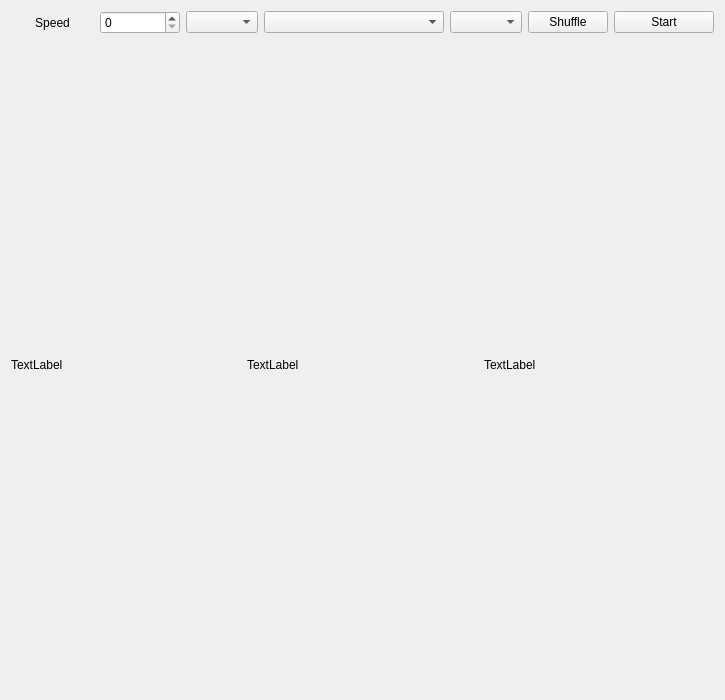
The window that sorting-algorithm-visualization/mainwindow.ui (keiorkt/Sorting-Algorithm-Visualization) describes before a commit, drawn with Qt 5.
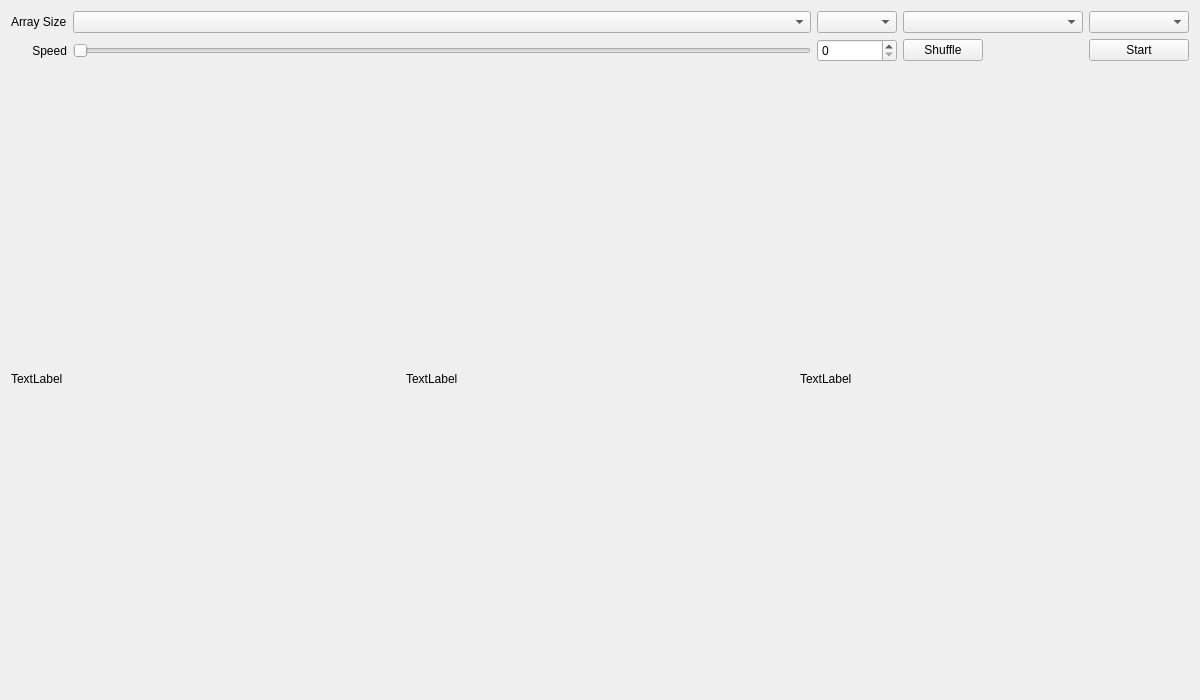
The same window after the commit.

Commit message: mange to change width

```diff
--- a/sorting-algorithm-visualization/mainwindow.ui
+++ b/sorting-algorithm-visualization/mainwindow.ui
@@ -6,28 +6,16 @@
    <rect>
     <x>0</x>
     <y>0</y>
-    <width>725</width>
+    <width>1200</width>
     <height>700</height>
    </rect>
   </property>
   <property name="sizePolicy">
-   <sizepolicy hsizetype="Fixed" vsizetype="Fixed">
+   <sizepolicy hsizetype="Ignored" vsizetype="Ignored">
     <horstretch>0</horstretch>
     <verstretch>0</verstretch>
    </sizepolicy>
   </property>
-  <property name="minimumSize">
-   <size>
-    <width>725</width>
-    <height>700</height>
-   </size>
-  </property>
-  <property name="maximumSize">
-   <size>
-    <width>725</width>
-    <height>700</height>
-   </size>
-  </property>
   <property name="windowTitle">
    <string>MainWindow</string>
   </property>
@@ -35,27 +23,28 @@
    <layout class="QVBoxLayout" name="verticalLayout">
     <item>
      <layout class="QGridLayout" name="gridLayout_3">
-      <item row="0" column="1">
+      <item row="1" column="0">
        <layout class="QGridLayout" name="gridLayout">
-        <item row="0" column="9">
-         <widget class="QComboBox" name="comboBoxPaintType"/>
-        </item>
-        <item row="0" column="10">
-         <widget class="QPushButton" name="buttonShuffle">
-          <property name="sizePolicy">
-           <sizepolicy hsizetype="Fixed" vsizetype="Fixed">
-            <horstretch>0</horstretch>
-            <verstretch>0</verstretch>
-           </sizepolicy>
-          </property>
+        <item row="1" column="2">
+         <widget class="QLabel" name="label">
           <property name="text">
-           <string>Shuffle</string>
+           <string>Speed</string>
+          </property>
+          <property name="alignment">
+           <set>Qt::AlignRight|Qt::AlignTrailing|Qt::AlignVCenter</set>
           </property>
          </widget>
         </item>
-        <item row="0" column="5">
+        <item row="0" column="6">
          <widget class="QComboBox" name="comboBoxShuffle"/>
         </item>
+        <item row="1" column="3">
+         <widget class="QSlider" name="SliderSpeed">
+          <property name="orientation">
+           <enum>Qt::Horizontal</enum>
+          </property>
+         </widget>
+        </item>
         <item row="0" column="7">
          <widget class="QComboBox" name="comboBoxAlgorithm">
           <property name="sizePolicy">
@@ -72,7 +61,39 @@
           </property>
          </widget>
         </item>
-        <item row="0" column="11">
+        <item row="1" column="6">
+         <widget class="QSpinBox" name="spinBoxAnimSpeed">
+          <property name="sizePolicy">
+           <sizepolicy hsizetype="Minimum" vsizetype="Fixed">
+            <horstretch>0</horstretch>
+            <verstretch>0</verstretch>
+           </sizepolicy>
+          </property>
+          <property name="minimumSize">
+           <size>
+            <width>80</width>
+            <height>23</height>
+           </size>
+          </property>
+         </widget>
+        </item>
+        <item row="0" column="8">
+         <widget class="QComboBox" name="comboBoxPaintType"/>
+        </item>
+        <item row="1" column="7">
+         <widget class="QPushButton" name="buttonShuffle">
+          <property name="sizePolicy">
+           <sizepolicy hsizetype="Fixed" vsizetype="Fixed">
+            <horstretch>0</horstretch>
+            <verstretch>0</verstretch>
+           </sizepolicy>
+          </property>
+          <property name="text">
+           <string>Shuffle</string>
+          </property>
+         </widget>
+        </item>
+        <item row="1" column="8">
          <widget class="QPushButton" name="buttonStart">
           <property name="sizePolicy">
            <sizepolicy hsizetype="Fixed" vsizetype="Fixed">
@@ -91,38 +112,18 @@
           </property>
          </widget>
         </item>
-        <item row="0" column="0">
-         <layout class="QVBoxLayout" name="verticalLayout_2">
-          <item>
-           <widget class="QSpinBox" name="spinBoxAnimSpeed">
-            <property name="sizePolicy">
-             <sizepolicy hsizetype="Minimum" vsizetype="Fixed">
-              <horstretch>0</horstretch>
-              <verstretch>0</verstretch>
-             </sizepolicy>
-            </property>
-            <property name="minimumSize">
-             <size>
-              <width>80</width>
-              <height>23</height>
-             </size>
-            </property>
-           </widget>
-          </item>
-         </layout>
+        <item row="0" column="3">
+         <widget class="QComboBox" name="comboBoxArraySize"/>
+        </item>
+        <item row="0" column="2">
+         <widget class="QLabel" name="label_2">
+          <property name="text">
+           <string>Array Size</string>
+          </property>
+         </widget>
         </item>
        </layout>
       </item>
-      <item row="0" column="0">
-       <widget class="QLabel" name="label">
-        <property name="text">
-         <string>Speed</string>
-        </property>
-        <property name="alignment">
-         <set>Qt::AlignCenter</set>
-        </property>
-       </widget>
-      </item>
      </layout>
     </item>
     <item>
```
The commit also changes 4 other files.
